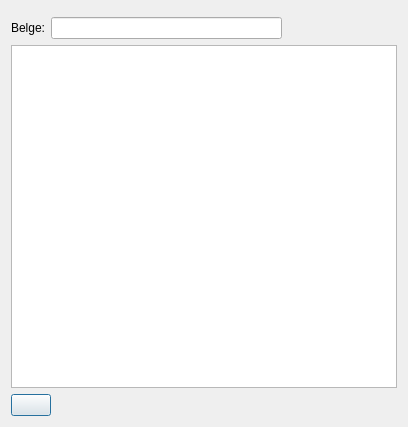
Qt form DESIGNER/belge_designer_fisi.ui (adakteknoloji/FRAMEWORK) before a commit.
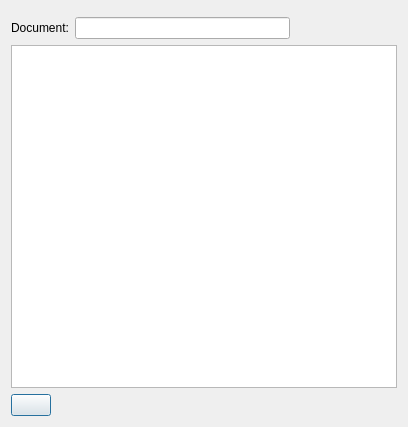
The same form after that commit. Icons and pictures are not drawn.

Commit message: belge_designer_fisi çevirisi tamamlandı

Patch:
```diff
--- a/DESIGNER/belge_designer_fisi.ui
+++ b/DESIGNER/belge_designer_fisi.ui
@@ -31,7 +31,7 @@
      <item>
       <widget class="QLabel" name="label">
        <property name="text">
-        <string>Belge:</string>
+        <string>Document:</string>
        </property>
       </widget>
      </item>
```
Left out of the diff: 2 changed lines with no effect on the pictures. The commit also changes 16 other files.
